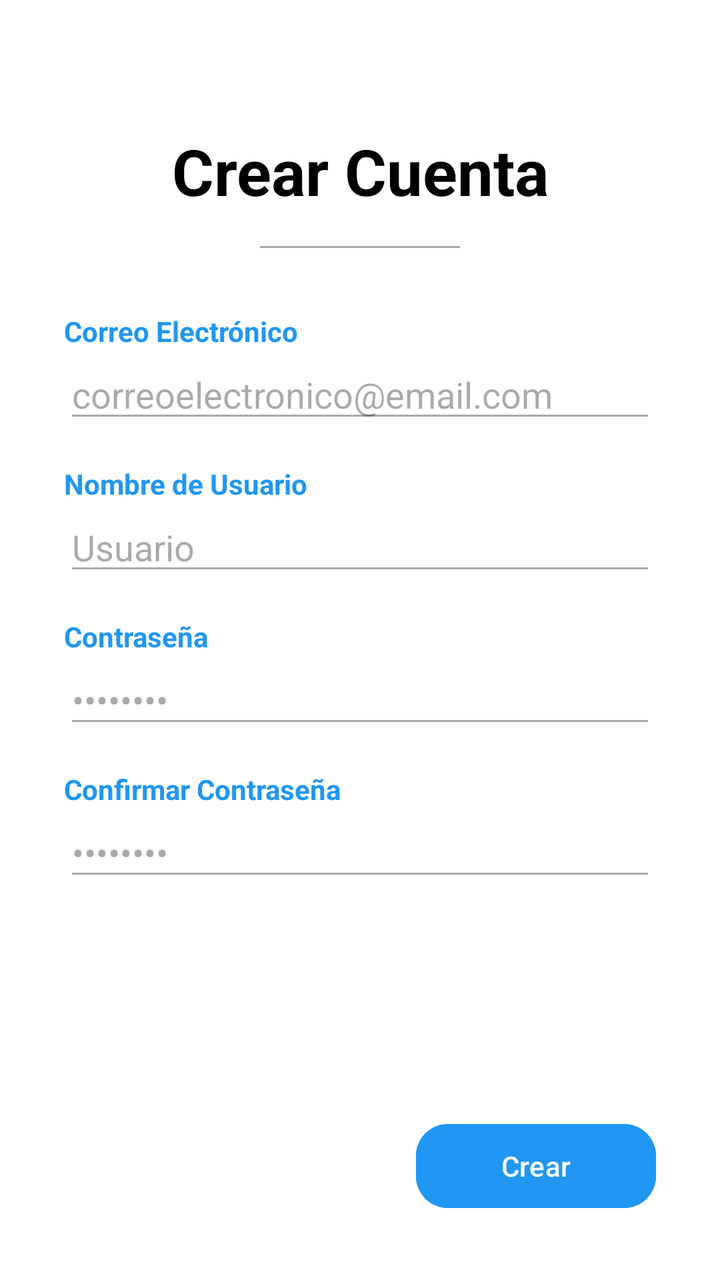
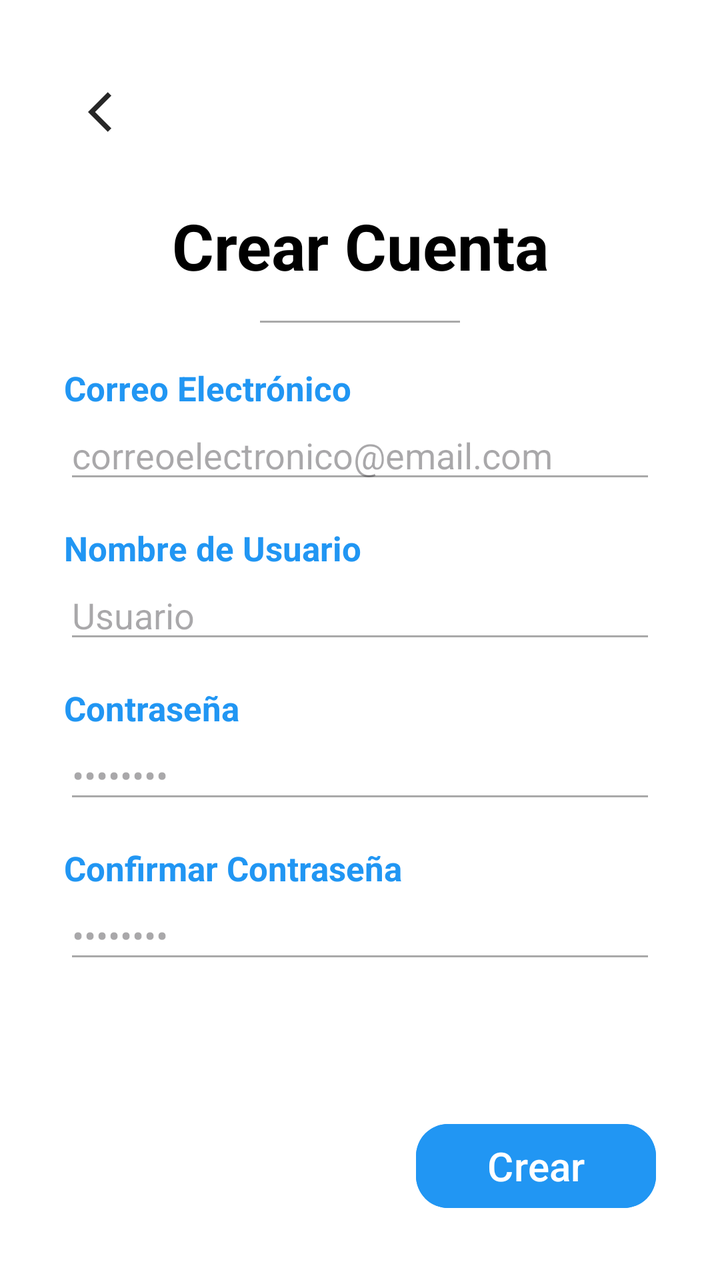

Compare the two renders of this Android layout. The source of the first and the diff that turns it into the second are given below.
<!-- AndroidManifest.xml: application theme Theme.Monitoreo_de_Aire -->
<!-- res/layout/activity_registrar.xml -->
<?xml version="1.0" encoding="utf-8"?>
<LinearLayout xmlns:android="http://schemas.android.com/apk/res/android"
    xmlns:app="http://schemas.android.com/apk/res-auto"
    android:layout_width="match_parent"
    android:layout_height="match_parent"
    android:orientation="vertical"
    android:id= "@+id/registrar"
    android:padding="32dp"
    android:background="#FFFFFF">

    <TextView
        android:layout_width="match_parent"
        android:layout_height="wrap_content"
        android:text="@string/textCrearCuenta"
        android:textSize="32sp"
        android:textStyle="bold"
        android:textColor="#000000"
        android:gravity="center_horizontal"
        android:layout_marginTop="32dp"/>

    <View
        android:layout_width="100dp"
        android:layout_height="1dp"
        android:layout_marginTop="16dp"
        android:layout_marginBottom="32dp"
        android:layout_gravity="center_horizontal"
        android:background="#A9A9A9" />

    
    <TextView android:layout_width="wrap_content" android:layout_height="wrap_content" android:text="Correo Electrónico" android:textColor="#2196F3" android:textStyle="bold" />
    <EditText android:layout_width="match_parent" android:id="@+id/Correo_electronico" android:layout_height="wrap_content" android:hint="correoelectronico@email.com" android:inputType="textEmailAddress" android:backgroundTint="#A9A9A9" android:layout_marginBottom="16dp" />

    <TextView android:layout_width="wrap_content" android:layout_height="wrap_content" android:text="Nombre de Usuario" android:textColor="#2196F3" android:textStyle="bold" />
    <EditText android:layout_width="match_parent" android:id="@+id/usuario" android:layout_height="wrap_content" android:hint="Usuario" android:inputType="text" android:backgroundTint="#A9A9A9" android:layout_marginBottom="16dp" />
    
    <TextView android:layout_width="wrap_content" android:layout_height="wrap_content" android:text="Contraseña" android:textColor="#2196F3" android:textStyle="bold" />
    <EditText android:layout_width="match_parent" android:id="@+id/contraseñareg1" android:layout_height="wrap_content" android:hint="••••••••" android:inputType="textPassword" android:backgroundTint="#A9A9A9" android:layout_marginBottom="16dp" />


    <TextView android:layout_width="wrap_content" android:layout_height="wrap_content" android:text="Confirmar Contraseña" android:textColor="#2196F3" android:textStyle="bold" />
    <EditText android:layout_width="match_parent" android:id="@+id/contraseñareg2" android:layout_height="wrap_content" android:hint="••••••••" android:inputType="textPassword" android:backgroundTint="#A9A9A9" />

    <Space android:layout_width="match_parent" android:layout_height="0dp" android:layout_weight="1" />

    <Button
        android:layout_width="120dp"
        android:layout_height="50dp"
        android:layout_gravity="end"
        android:text="@string/btnCrear"
        android:textColor="#FFFFFF"
        android:backgroundTint="#2196F3"
        app:cornerRadius="16dp" />
</LinearLayout>
<!-- resources referenced by this layout -->
<resources>
  <string name="btnCrear">Crear</string>
  <string name="textCrearCuenta">Crear Cuenta</string>
  <style name="Theme.Monitoreo_de_Aire" parent="Base.Theme.Monitoreo_de_Aire" />
  <style name="Base.Theme.Monitoreo_de_Aire" parent="Theme.Material3.DayNight.NoActionBar">
          
          
      </style>
</resources>

<!-- the commit's change to res/layout/activity_registrar.xml (unified diff, before → after) -->
@@ -1,53 +1,138 @@
 <?xml version="1.0" encoding="utf-8"?>
 <LinearLayout xmlns:android="http://schemas.android.com/apk/res/android"
     xmlns:app="http://schemas.android.com/apk/res-auto"
+    android:id="@+id/registrar"
     android:layout_width="match_parent"
     android:layout_height="match_parent"
     android:orientation="vertical"
-    android:id= "@+id/registrar"
-    android:padding="32dp"
     android:background="#FFFFFF">
 
-    <TextView
+    <LinearLayout
         android:layout_width="match_parent"
-        android:layout_height="wrap_content"
-        android:text="@string/textCrearCuenta"
-        android:textSize="32sp"
-        android:textStyle="bold"
-        android:textColor="#000000"
-        android:gravity="center_horizontal"
-        android:layout_marginTop="32dp"/>
+        android:layout_height="match_parent"
+        android:orientation="vertical"
+        android:padding="32dp">
 
-    <View
-        android:layout_width="100dp"
-        android:layout_height="1dp"
-        android:layout_marginTop="16dp"
-        android:layout_marginBottom="32dp"
-        android:layout_gravity="center_horizontal"
-        android:background="#A9A9A9" />
+        <ImageButton
+            android:id="@+id/tvVolver"
+            android:layout_width="48dp"
+            android:layout_height="48dp"
+            android:background="?attr/selectableItemBackgroundBorderless"
+            android:src="@drawable/baseline_arrow_back_ios_24"
+            android:scaleType="centerInside"
+            android:layout_gravity="start"
+            android:contentDescription="Volver al Login" />
 
-    
-    <TextView android:layout_width="wrap_content" android:layout_height="wrap_content" android:text="Correo Electrónico" android:textColor="#2196F3" android:textStyle="bold" />
-    <EditText android:layout_width="match_parent" android:id="@+id/Correo_electronico" android:layout_height="wrap_content" android:hint="correoelectronico@email.com" android:inputType="textEmailAddress" android:backgroundTint="#A9A9A9" android:layout_marginBottom="16dp" />
+        <Space
+            android:layout_width="match_parent"
+            android:layout_height="0dp"
+            android:layout_weight="0.3" />
 
-    <TextView android:layout_width="wrap_content" android:layout_height="wrap_content" android:text="Nombre de Usuario" android:textColor="#2196F3" android:textStyle="bold" />
-    <EditText android:layout_width="match_parent" android:id="@+id/usuario" android:layout_height="wrap_content" android:hint="Usuario" android:inputType="text" android:backgroundTint="#A9A9A9" android:layout_marginBottom="16dp" />
-    
-    <TextView android:layout_width="wrap_content" android:layout_height="wrap_content" android:text="Contraseña" android:textColor="#2196F3" android:textStyle="bold" />
-    <EditText android:layout_width="match_parent" android:id="@+id/contraseñareg1" android:layout_height="wrap_content" android:hint="••••••••" android:inputType="textPassword" android:backgroundTint="#A9A9A9" android:layout_marginBottom="16dp" />
+        <TextView
+            android:layout_width="match_parent"
+            android:layout_height="wrap_content"
+            android:text="@string/textCrearCuenta"
+            android:textSize="32sp"
+            android:textStyle="bold"
+            android:textColor="#000000"
+            android:gravity="center_horizontal" />
 
+        <View
+            android:layout_width="100dp"
+            android:layout_height="1dp"
+            android:layout_marginTop="16dp"
+            android:layout_gravity="center_horizontal"
+            android:background="#A9A9A9" />
 
-    <TextView android:layout_width="wrap_content" android:layout_height="wrap_content" android:text="Confirmar Contraseña" android:textColor="#2196F3" android:textStyle="bold" />
-    <EditText android:layout_width="match_parent" android:id="@+id/contraseñareg2" android:layout_height="wrap_content" android:hint="••••••••" android:inputType="textPassword" android:backgroundTint="#A9A9A9" />
+        <Space
+            android:layout_width="match_parent"
+            android:layout_height="0dp"
+            android:layout_weight="0.3" />
 
-    <Space android:layout_width="match_parent" android:layout_height="0dp" android:layout_weight="1" />
+        
+        <TextView
+            android:layout_width="match_parent"
+            android:layout_height="wrap_content"
+            android:text="Correo Electrónico"
+            android:textColor="#2196F3"
+            android:textSize="17sp"
+            android:textStyle="bold" />
 
-    <Button
-        android:layout_width="120dp"
-        android:layout_height="50dp"
-        android:layout_gravity="end"
-        android:text="@string/btnCrear"
-        android:textColor="#FFFFFF"
-        android:backgroundTint="#2196F3"
-        app:cornerRadius="16dp" />
+        <EditText
+            android:id="@+id/Correo_electronico"
+            android:layout_width="match_parent"
+            android:layout_height="wrap_content"
+            android:hint="correoelectronico@email.com"
+            android:inputType="textEmailAddress"
+            android:backgroundTint="#A9A9A9"
+            android:layout_marginBottom="16dp" />
+
+        
+        <TextView
+            android:layout_width="match_parent"
+            android:layout_height="wrap_content"
+            android:text="Nombre de Usuario"
+            android:textColor="#2196F3"
+            android:textSize="17sp"
+            android:textStyle="bold" />
+        <EditText
+            android:id="@+id/usuario"
+            android:layout_width="match_parent"
+            android:layout_height="wrap_content"
+            android:hint="Usuario"
+            android:inputType="text"
+            android:backgroundTint="#A9A9A9"
+            android:layout_marginBottom="16dp" />
+
+        
+        <TextView
+            android:layout_width="match_parent"
+            android:layout_height="wrap_content"
+            android:text="Contraseña"
+            android:textColor="#2196F3"
+            android:textSize="17sp"
+            android:textStyle="bold" />
+        <EditText
+            android:id="@+id/contrasenareg1"
+            android:layout_width="match_parent"
+            android:layout_height="wrap_content"
+            android:hint="••••••••"
+            android:inputType="textPassword"
+            android:backgroundTint="#A9A9A9"
+            android:layout_marginBottom="16dp" />
+
+        
+        <TextView
+            android:layout_width="match_parent"
+            android:layout_height="wrap_content"
+            android:text="Confirmar Contraseña"
+            android:textSize="17sp"
+            android:textColor="#2196F3"
+            android:textStyle="bold" />
+        <EditText
+            android:id="@+id/contrasenareg2"
+            android:layout_width="match_parent"
+            android:layout_height="wrap_content"
+            android:hint="••••••••"
+            android:inputType="textPassword"
+            android:backgroundTint="#A9A9A9" />
+
+        <Space
+            android:layout_width="match_parent"
+            android:layout_height="0dp"
+            android:layout_weight="1" />
+
+        
+        <Button
+            android:id="@+id/btnRegistrar"
+            android:layout_width="120dp"
+            android:layout_height="50dp"
+            android:layout_gravity="end"
+            android:backgroundTint="#2196F3"
+            android:text="@string/btnCrear"
+            android:textColor="#FFFFFF"
+            android:textSize="20sp"
+            app:cornerRadius="16dp" />
+
+    </LinearLayout>
 </LinearLayout>
<!-- resource entries referenced after the edit -->
@@ -1,5 +1,11 @@
 <!-- resources referenced by this layout -->
 <resources>
+  <!-- drawable baseline_arrow_back_ios_24 (drawable) -->
+  <vector xmlns:android="http://schemas.android.com/apk/res/android" android:alpha="0.85" android:autoMirrored="true" android:height="24dp" android:tint="#000000" android:viewportHeight="24" android:viewportWidth="24" android:width="24dp">
+        
+      <path android:fillColor="@android:color/white" android:pathData="M11.67,3.87L9.9,2.1 0,12l9.9,9.9 1.77,-1.77L3.54,12z"/>
+      
+  </vector>
   <string name="btnCrear">Crear</string>
   <string name="textCrearCuenta">Crear Cuenta</string>
   <style name="Theme.Monitoreo_de_Aire" parent="Base.Theme.Monitoreo_de_Aire" />
